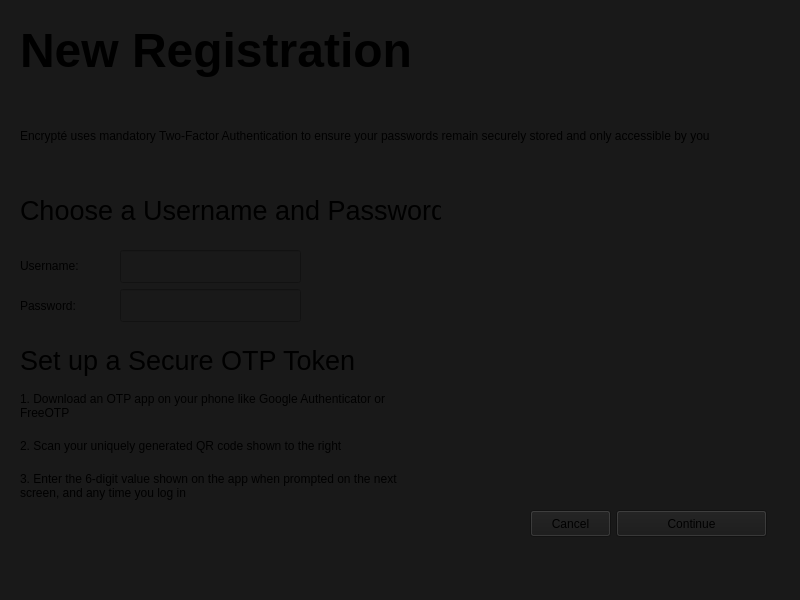
Before: the Qt Designer form gui/ui_files/register.ui in joe-boudreau/encrypte, drawn with Qt 5.
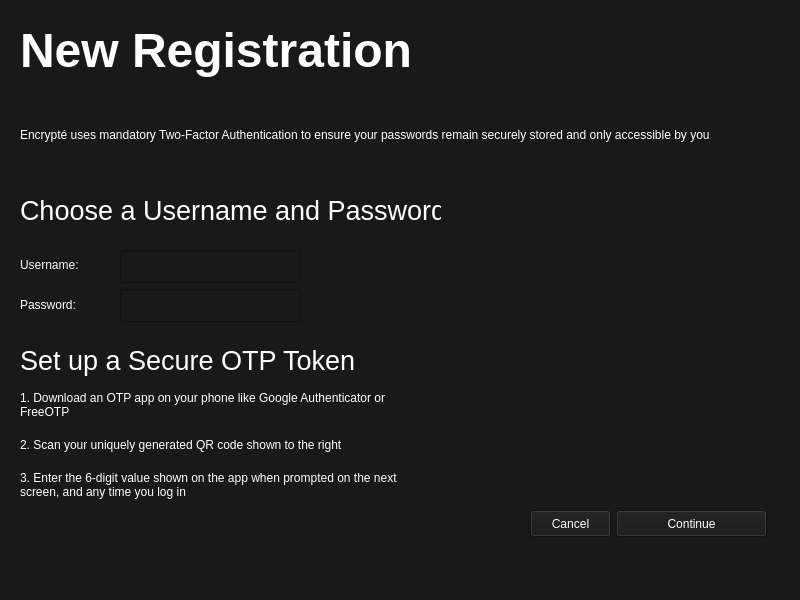
After: the same form once the commit is applied. Icons and pictures are not drawn.

```diff
--- a/gui/ui_files/register.ui
+++ b/gui/ui_files/register.ui
@@ -27,7 +27,7 @@
      </rect>
     </property>
     <property name="text">
-     <string>&lt;html&gt;&lt;head/&gt;&lt;body&gt;&lt;p&gt;&lt;span style=&quot; font-size:36pt; font-weight:600;&quot;&gt;New Registration&lt;/span&gt;&lt;/p&gt;&lt;/body&gt;&lt;/html&gt;</string>
+     <string>&lt;html&gt;&lt;head/&gt;&lt;body&gt;&lt;p&gt;&lt;span style=&quot; font-size:36pt; font-weight:600; color:#ffffff;&quot;&gt;New Registration&lt;/span&gt;&lt;/p&gt;&lt;/body&gt;&lt;/html&gt;</string>
     </property>
    </widget>
    <widget class="QLabel" name="label_2">
@@ -43,7 +43,7 @@
      <string notr="true"/>
     </property>
     <property name="text">
-     <string>Encrypté uses mandatory Two-Factor Authentication to ensure your passwords remain securely stored and only accessible by you</string>
+     <string>&lt;html&gt;&lt;head/&gt;&lt;body&gt;&lt;p&gt;&lt;span style=&quot; color:#ffffff;&quot;&gt;Encrypté uses mandatory Two-Factor Authentication to ensure your passwords remain securely stored and only accessible by you&lt;/span&gt;&lt;/p&gt;&lt;/body&gt;&lt;/html&gt;</string>
     </property>
     <property name="wordWrap">
      <bool>true</bool>
@@ -59,7 +59,7 @@
      </rect>
     </property>
     <property name="text">
-     <string>&lt;html&gt;&lt;head/&gt;&lt;body&gt;&lt;p&gt;&lt;span style=&quot; font-size:20pt;&quot;&gt;Choose a Username and Password&lt;/span&gt;&lt;/p&gt;&lt;/body&gt;&lt;/html&gt;</string>
+     <string>&lt;html&gt;&lt;head/&gt;&lt;body&gt;&lt;p&gt;&lt;span style=&quot; font-size:20pt; color:#ffffff;&quot;&gt;Choose a Username and Password&lt;/span&gt;&lt;/p&gt;&lt;/body&gt;&lt;/html&gt;</string>
     </property>
    </widget>
    <widget class="QLineEdit" name="username_input">
@@ -82,7 +82,7 @@
      </rect>
     </property>
     <property name="text">
-     <string>Username:</string>
+     <string>&lt;html&gt;&lt;head/&gt;&lt;body&gt;&lt;p&gt;&lt;span style=&quot; color:#fafafa;&quot;&gt;Username:&lt;/span&gt;&lt;/p&gt;&lt;/body&gt;&lt;/html&gt;</string>
     </property>
    </widget>
    <widget class="QLineEdit" name="password_input">
@@ -105,7 +105,7 @@
      </rect>
     </property>
     <property name="text">
-     <string>Password:</string>
+     <string>&lt;html&gt;&lt;head/&gt;&lt;body&gt;&lt;p&gt;&lt;span style=&quot; color:#fefefe;&quot;&gt;Password:&lt;/span&gt;&lt;/p&gt;&lt;/body&gt;&lt;/html&gt;</string>
     </property>
    </widget>
    <widget class="QLabel" name="label_6">
@@ -118,7 +118,7 @@
      </rect>
     </property>
     <property name="text">
-     <string>&lt;html&gt;&lt;head/&gt;&lt;body&gt;&lt;p&gt;&lt;span style=&quot; font-size:20pt;&quot;&gt;Set up a Secure OTP Token&lt;/span&gt;&lt;/p&gt;&lt;/body&gt;&lt;/html&gt;</string>
+     <string>&lt;html&gt;&lt;head/&gt;&lt;body&gt;&lt;p&gt;&lt;span style=&quot; font-size:20pt; color:#ffffff;&quot;&gt;Set up a Secure OTP Token&lt;/span&gt;&lt;/p&gt;&lt;/body&gt;&lt;/html&gt;</string>
     </property>
    </widget>
    <widget class="QLabel" name="qr_code_image">
@@ -147,7 +147,7 @@
      </rect>
     </property>
     <property name="text">
-     <string>1. Download an OTP app on your phone like Google Authenticator or FreeOTP</string>
+     <string>&lt;html&gt;&lt;head/&gt;&lt;body&gt;&lt;p&gt;&lt;span style=&quot; color:#ffffff;&quot;&gt;1. Download an OTP app on your phone like Google Authenticator or FreeOTP&lt;/span&gt;&lt;/p&gt;&lt;/body&gt;&lt;/html&gt;</string>
     </property>
     <property name="wordWrap">
      <bool>true</bool>
@@ -163,7 +163,7 @@
      </rect>
     </property>
     <property name="text">
-     <string>2. Scan your uniquely generated QR code shown to the right</string>
+     <string>&lt;html&gt;&lt;head/&gt;&lt;body&gt;&lt;p&gt;&lt;span style=&quot; color:#ffffff;&quot;&gt;2. Scan your uniquely generated QR code shown to the right&lt;/span&gt;&lt;/p&gt;&lt;/body&gt;&lt;/html&gt;</string>
     </property>
     <property name="wordWrap">
      <bool>true</bool>
@@ -179,7 +179,7 @@
      </rect>
     </property>
     <property name="text">
-     <string>3. Enter the 6-digit value shown on the app when prompted on the next screen, and any time you log in</string>
+     <string>&lt;html&gt;&lt;head/&gt;&lt;body&gt;&lt;p&gt;&lt;span style=&quot; color:#ffffff;&quot;&gt;3. Enter the 6-digit value shown on the app when prompted on the next screen, and any time you log in&lt;/span&gt;&lt;/p&gt;&lt;/body&gt;&lt;/html&gt;</string>
     </property>
     <property name="wordWrap">
      <bool>true</bool>
@@ -194,6 +194,124 @@
       <height>27</height>
      </rect>
     </property>
+    <property name="palette">
+     <palette>
+      <active>
+       <colorrole role="Button">
+        <brush brushstyle="SolidPattern">
+         <color alpha="255">
+          <red>25</red>
+          <green>25</green>
+          <blue>25</blue>
+         </color>
+        </brush>
+       </colorrole>
+       <colorrole role="ButtonText">
+        <brush brushstyle="SolidPattern">
+         <color alpha="255">
+          <red>255</red>
+          <green>255</green>
+          <blue>255</blue>
+         </color>
+        </brush>
+       </colorrole>
+       <colorrole role="Base">
+        <brush brushstyle="SolidPattern">
+         <color alpha="255">
+          <red>25</red>
+          <green>25</green>
+          <blue>25</blue>
+         </color>
+        </brush>
+       </colorrole>
+       <colorrole role="Window">
+        <brush brushstyle="SolidPattern">
+         <color alpha="255">
+          <red>25</red>
+          <green>25</green>
+          <blue>25</blue>
+         </color>
+        </brush>
+       </colorrole>
+      </active>
+      <inactive>
+       <colorrole role="Button">
+        <brush brushstyle="SolidPattern">
+         <color alpha="255">
+          <red>25</red>
+          <green>25</green>
+          <blue>25</blue>
+         </color>
+        </brush>
+       </colorrole>
+       <colorrole role="ButtonText">
+        <brush brushstyle="SolidPattern">
+         <color alpha="255">
+          <red>255</red>
+          <green>255</green>
+          <blue>255</blue>
+         </color>
+        </brush>
+       </colorrole>
+       <colorrole role="Base">
+        <brush brushstyle="SolidPattern">
+         <color alpha="255">
+          <red>25</red>
+          <green>25</green>
+          <blue>25</blue>
+         </color>
+        </brush>
+       </colorrole>
+       <colorrole role="Window">
+        <brush brushstyle="SolidPattern">
+         <color alpha="255">
+          <red>25</red>
+          <green>25</green>
+          <blue>25</blue>
+         </color>
+        </brush>
+       </colorrole>
+      </inactive>
+      <disabled>
+       <colorrole role="Button">
+        <brush brushstyle="SolidPattern">
+         <color alpha="255">
+          <red>25</red>
+          <green>25</green>
+          <blue>25</blue>
+         </color>
+        </brush>
+       </colorrole>
+       <colorrole role="ButtonText">
+        <brush brushstyle="SolidPattern">
+         <color alpha="255">
+          <red>148</red>
+          <green>148</green>
+          <blue>148</blue>
+         </color>
+        </brush>
+       </colorrole>
+       <colorrole role="Base">
+        <brush brushstyle="SolidPattern">
+         <color alpha="255">
+          <red>25</red>
+          <green>25</green>
+          <blue>25</blue>
+         </color>
+        </brush>
+       </colorrole>
+       <colorrole role="Window">
+        <brush brushstyle="SolidPattern">
+         <color alpha="255">
+          <red>25</red>
+          <green>25</green>
+          <blue>25</blue>
+         </color>
+        </brush>
+       </colorrole>
+      </disabled>
+     </palette>
+    </property>
     <property name="text">
      <string>Continue</string>
     </property>
@@ -207,6 +325,124 @@
       <height>27</height>
      </rect>
     </property>
+    <property name="palette">
+     <palette>
+      <active>
+       <colorrole role="Button">
+        <brush brushstyle="SolidPattern">
+         <color alpha="255">
+          <red>25</red>
+          <green>25</green>
+          <blue>25</blue>
+         </color>
+        </brush>
+       </colorrole>
+       <colorrole role="ButtonText">
+        <brush brushstyle="SolidPattern">
+         <color alpha="255">
+          <red>255</red>
+          <green>255</green>
+          <blue>255</blue>
+         </color>
+        </brush>
+       </colorrole>
+       <colorrole role="Base">
+        <brush brushstyle="SolidPattern">
+         <color alpha="255">
+          <red>25</red>
+          <green>25</green>
+          <blue>25</blue>
+         </color>
+        </brush>
+       </colorrole>
+       <colorrole role="Window">
+        <brush brushstyle="SolidPattern">
+         <color alpha="255">
+          <red>25</red>
+          <green>25</green>
+          <blue>25</blue>
+         </color>
+        </brush>
+       </colorrole>
+      </active>
+      <inactive>
+       <colorrole role="Button">
+        <brush brushstyle="SolidPattern">
+         <color alpha="255">
+          <red>25</red>
+          <green>25</green>
+          <blue>25</blue>
+         </color>
+        </brush>
+       </colorrole>
+       <colorrole role="ButtonText">
+        <brush brushstyle="SolidPattern">
+         <color alpha="255">
+          <red>255</red>
+          <green>255</green>
+          <blue>255</blue>
+         </color>
+        </brush>
+       </colorrole>
+       <colorrole role="Base">
+        <brush brushstyle="SolidPattern">
+         <color alpha="255">
+          <red>25</red>
+          <green>25</green>
+          <blue>25</blue>
+         </color>
+        </brush>
+       </colorrole>
+       <colorrole role="Window">
+        <brush brushstyle="SolidPattern">
+         <color alpha="255">
+          <red>25</red>
+          <green>25</green>
+          <blue>25</blue>
+         </color>
+        </brush>
+       </colorrole>
+      </inactive>
+      <disabled>
+       <colorrole role="Button">
+        <brush brushstyle="SolidPattern">
+         <color alpha="255">
+          <red>25</red>
+          <green>25</green>
+          <blue>25</blue>
+         </color>
+        </brush>
+       </colorrole>
+       <colorrole role="ButtonText">
+        <brush brushstyle="SolidPattern">
+         <color alpha="255">
+          <red>148</red>
+          <green>148</green>
+          <blue>148</blue>
+         </color>
+        </brush>
+       </colorrole>
+       <colorrole role="Base">
+        <brush brushstyle="SolidPattern">
+         <color alpha="255">
+          <red>25</red>
+          <green>25</green>
+          <blue>25</blue>
+         </color>
+        </brush>
+       </colorrole>
+       <colorrole role="Window">
+        <brush brushstyle="SolidPattern">
+         <color alpha="255">
+          <red>25</red>
+          <green>25</green>
+          <blue>25</blue>
+         </color>
+        </brush>
+       </colorrole>
+      </disabled>
+     </palette>
+    </property>
     <property name="text">
      <string>Cancel</string>
     </property>
```
